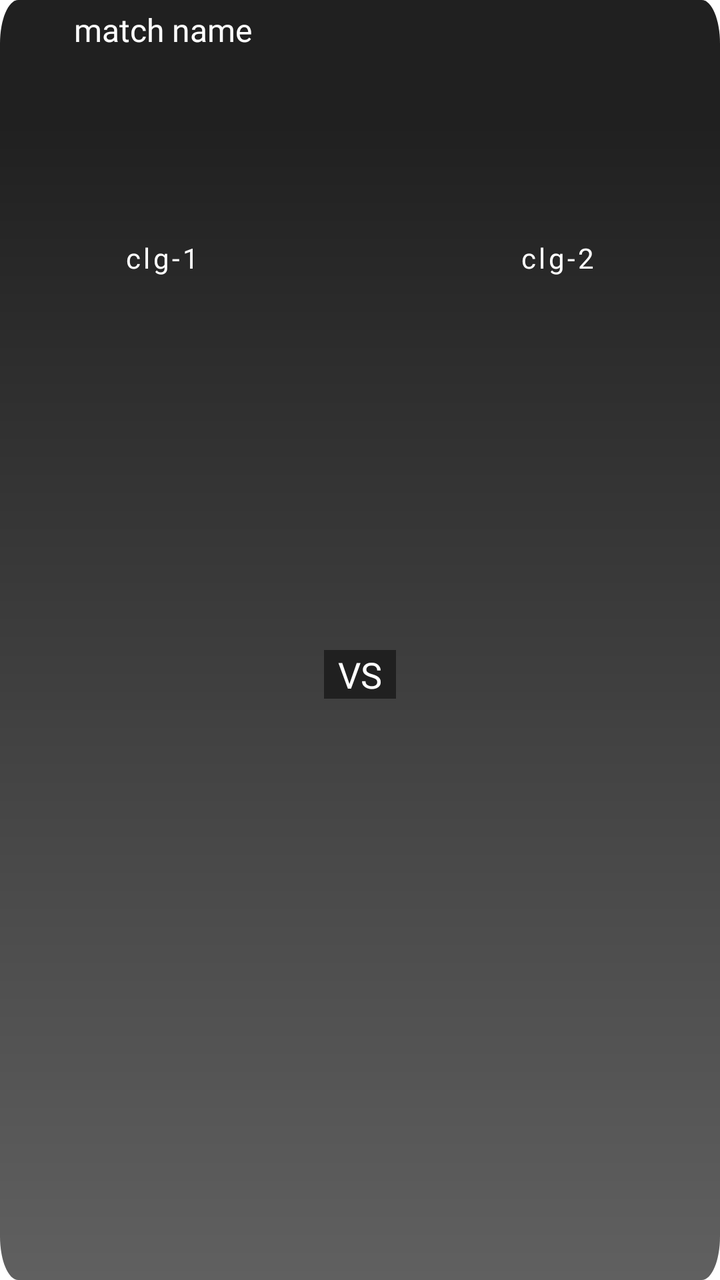
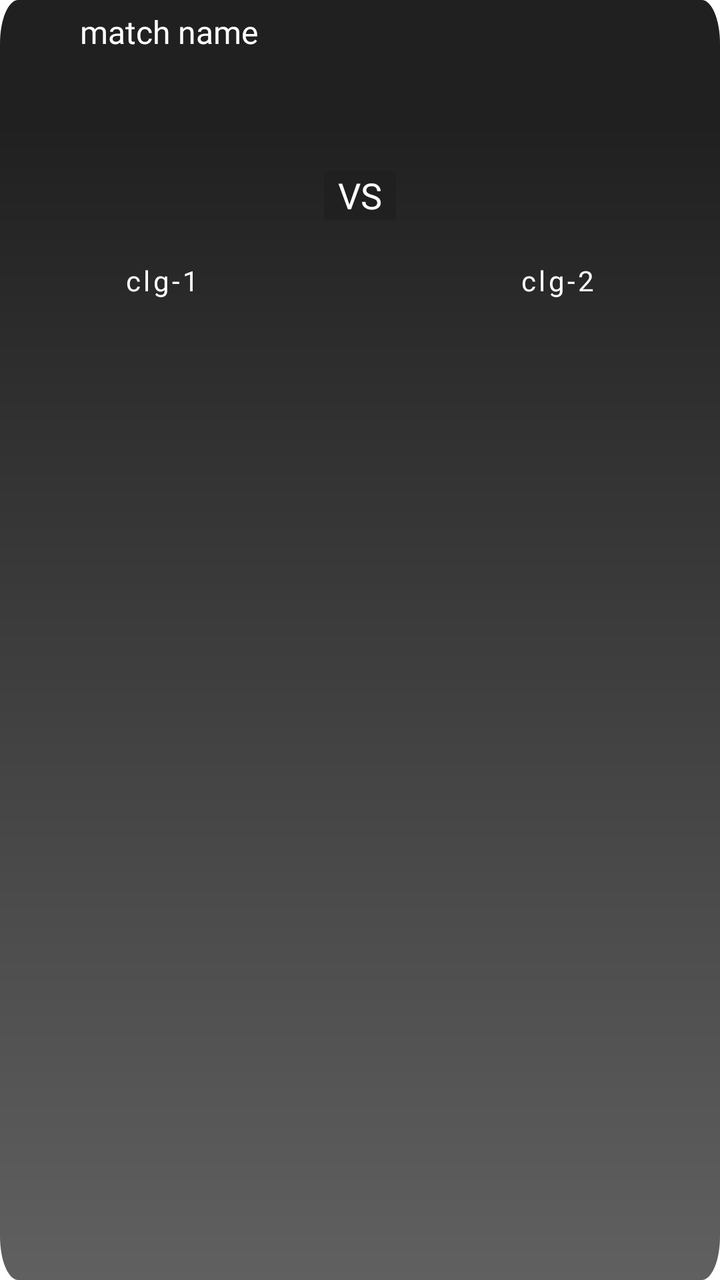

Screens rendered from an Android XML layout before and after an edit, with the pre-edit source and the edit as a unified diff.
<!-- AndroidManifest.xml: application theme Theme.NavigationDrawer -->
<!-- res/layout/layout_schedule.xml -->
<?xml version="1.0" encoding="utf-8"?>
<androidx.constraintlayout.widget.ConstraintLayout xmlns:android="http://schemas.android.com/apk/res/android"
    xmlns:app="http://schemas.android.com/apk/res-auto"
    xmlns:tools="http://schemas.android.com/tools"
    android:layout_width="wrap_content"
    android:layout_height="150dp"
    android:layout_marginHorizontal="10dp"
    android:background="@drawable/fade3">

    <LinearLayout
        android:id="@+id/lay1"
        android:layout_width="300dp"
        android:layout_height="30dp"
        android:orientation="horizontal"
        android:padding="5dp"
        app:layout_constraintEnd_toEndOf="parent"
        app:layout_constraintStart_toStartOf="parent"
        app:layout_constraintTop_toTopOf="parent">

        <TextView
            android:id="@+id/matchName"
            android:layout_width="match_parent"
            android:layout_height="40dp"
            android:layout_gravity="center_vertical"
            android:fontFamily="@font/poppins_semibold"
            android:gravity="center_vertical|start"
            android:hint="match name"
            android:paddingHorizontal="2dp"
            android:textAllCaps="true"
            android:textColor="#E9E9E9"
            android:textColorHint="@color/white"
            android:textSize="16sp" />

        <TextView
            android:id="@+id/date"
            android:layout_width="0dp"
            android:layout_height="40dp"
            android:layout_gravity="center_vertical"
            android:layout_weight="0.3"
            android:visibility="gone"
            android:fontFamily="@font/poppins_semibold"
            android:gravity="center_vertical|end"
            android:hint="date"
            android:paddingHorizontal="2dp"
            android:textColor="#E9E9E9"
            android:textColorHint="@color/white"
            android:textSize="16sp" />
    </LinearLayout>

    <LinearLayout
        android:id="@+id/linearLayout"
        android:layout_width="0dp"
        android:layout_height="wrap_content"
        android:orientation="vertical"
        android:layout_marginTop="-8dp"
        app:layout_constraintStart_toStartOf="parent"
        app:layout_constraintEnd_toEndOf="parent"
        app:layout_constraintTop_toBottomOf="@id/lay1">

        <TextView
            android:id="@+id/grp"
            android:layout_width="match_parent"
            android:layout_height="wrap_content"
            android:fontFamily="@font/poppins_medium"
            android:textAllCaps="true"
            android:gravity="center"
            android:textColor="@color/white"
            android:textColorHint="@color/white"
            android:textSize="16sp" />
    </LinearLayout>

    <LinearLayout
        android:layout_width="0dp"
        android:layout_height="0dp"
        android:layout_marginTop="-10dp"
        android:orientation="horizontal"
        android:weightSum="1"
        app:layout_constraintBottom_toBottomOf="parent"
        app:layout_constraintEnd_toEndOf="parent"
        app:layout_constraintStart_toStartOf="parent"
        app:layout_constraintTop_toBottomOf="@id/linearLayout">

        <LinearLayout
            android:layout_width="0dp"
            android:layout_height="match_parent"
            android:layout_weight="0.45"
            android:orientation="vertical">

            <ImageView
                android:id="@+id/clgImg1"
                android:layout_width="match_parent"
                android:layout_height="80dp"
                android:scaleType="fitCenter" />

            <TextView
                android:id="@+id/clgName1"
                android:layout_width="match_parent"
                android:layout_height="wrap_content"
                android:layout_marginTop="5dp"
                android:fontFamily="@font/poppins_medium"
                android:gravity="center"
                android:hint="clg-1"
                android:letterSpacing="0.1"
                android:textAllCaps="true"
                android:textColor="@color/white"
                android:textColorHint="@color/white" />
        </LinearLayout>

        <TextView
            android:layout_width="0dp"
            android:layout_height="wrap_content"
            android:layout_gravity="center_vertical"
            android:layout_weight="0.1"
            android:background="#202020"
            android:fontFamily="@font/poppins_medium"
            android:gravity="center"
            android:text="VS"
            android:textColor="@color/white"
            android:textSize="18sp" />

        <LinearLayout
            android:layout_width="0dp"
            android:layout_height="match_parent"
            android:layout_weight="0.45"
            android:orientation="vertical">

            <ImageView
                android:id="@+id/clgImg2"
                android:layout_width="match_parent"
                android:layout_height="80dp"
                android:scaleType="fitCenter" />

            <TextView
                android:id="@+id/clgName2"
                android:layout_width="match_parent"
                android:layout_height="wrap_content"
                android:layout_marginTop="5dp"
                android:fontFamily="@font/poppins_medium"
                android:gravity="center"
                android:hint="clg-2"
                android:letterSpacing="0.1"
                android:textAllCaps="true"
                android:textColor="@color/white"
                android:textColorHint="@color/white" />
        </LinearLayout>

    </LinearLayout>
</androidx.constraintlayout.widget.ConstraintLayout>
<!-- resources referenced by this layout -->
<resources>
  <color name="white">#FFFFFFFF</color>
  <!-- drawable fade3 (drawable) -->
  <vector xmlns:android="http://schemas.android.com/apk/res/android"
      xmlns:aapt="http://schemas.android.com/aapt"
      android:width="400dp"
      android:height="293dp"
      android:viewportWidth="393"
      android:viewportHeight="293">
  
      <path android:pathData="M10,0h373c5.523,0 10,4.477 10,10v273c0,5.523 -4.477,10 -10,10h-373c-5.523,0 -10,-4.477 -10,-10v-273c0,-5.523 4.477,-10 10,-10Z">
          <aapt:attr name="android:fillColor">
              <gradient
                  android:endX="197"
                  android:endY="27.9"
                  android:startX="197"
                  android:startY="293"
                  android:type="linear">
                  <item
                      android:color="#606060"
                      android:offset="0" />
                  <item
                      android:color="#202020"
                      android:offset="1" />
              </gradient>
          </aapt:attr>
      </path>
  </vector>
  <style name="Theme.NavigationDrawer" parent="Theme.MaterialComponents.DayNight.NoActionBar">
          
          <item name="colorPrimary">#FFECA1</item>
          
      </style>
</resources>

<!-- the commit's change to res/layout/layout_schedule.xml (unified diff, before → after) -->
@@ -3,14 +3,14 @@
     xmlns:app="http://schemas.android.com/apk/res-auto"
     xmlns:tools="http://schemas.android.com/tools"
     android:layout_width="wrap_content"
-    android:layout_height="150dp"
+    android:layout_height="wrap_content"
     android:layout_marginHorizontal="10dp"
     android:background="@drawable/fade3">
 
     <LinearLayout
         android:id="@+id/lay1"
         android:layout_width="300dp"
-        android:layout_height="30dp"
+        android:layout_height="wrap_content"
         android:orientation="horizontal"
         android:padding="5dp"
         app:layout_constraintEnd_toEndOf="parent"
@@ -20,12 +20,12 @@
         <TextView
             android:id="@+id/matchName"
             android:layout_width="match_parent"
-            android:layout_height="40dp"
+            android:layout_height="wrap_content"
             android:layout_gravity="center_vertical"
             android:fontFamily="@font/poppins_semibold"
             android:gravity="center_vertical|start"
             android:hint="match name"
-            android:paddingHorizontal="2dp"
+            android:paddingHorizontal="5dp"
             android:textAllCaps="true"
             android:textColor="#E9E9E9"
             android:textColorHint="@color/white"
@@ -34,7 +34,7 @@
         <TextView
             android:id="@+id/date"
             android:layout_width="0dp"
-            android:layout_height="40dp"
+            android:layout_height="wrap_content"
             android:layout_gravity="center_vertical"
             android:layout_weight="0.3"
             android:visibility="gone"
@@ -71,18 +71,17 @@
 
     <LinearLayout
         android:layout_width="0dp"
-        android:layout_height="0dp"
-        android:layout_marginTop="-10dp"
+        android:layout_height="wrap_content"
         android:orientation="horizontal"
+        android:paddingBottom="10dp"
         android:weightSum="1"
-        app:layout_constraintBottom_toBottomOf="parent"
         app:layout_constraintEnd_toEndOf="parent"
         app:layout_constraintStart_toStartOf="parent"
         app:layout_constraintTop_toBottomOf="@id/linearLayout">
 
         <LinearLayout
             android:layout_width="0dp"
-            android:layout_height="match_parent"
+            android:layout_height="wrap_content"
             android:layout_weight="0.45"
             android:orientation="vertical">
 
@@ -99,6 +98,7 @@
                 android:layout_marginTop="5dp"
                 android:fontFamily="@font/poppins_medium"
                 android:gravity="center"
+                android:paddingHorizontal="5dp"
                 android:hint="clg-1"
                 android:letterSpacing="0.1"
                 android:textAllCaps="true"
@@ -120,7 +120,7 @@
 
         <LinearLayout
             android:layout_width="0dp"
-            android:layout_height="match_parent"
+            android:layout_height="wrap_content"
             android:layout_weight="0.45"
             android:orientation="vertical">
 
@@ -137,6 +137,7 @@
                 android:layout_marginTop="5dp"
                 android:fontFamily="@font/poppins_medium"
                 android:gravity="center"
+                android:paddingHorizontal="5dp"
                 android:hint="clg-2"
                 android:letterSpacing="0.1"
                 android:textAllCaps="true"
